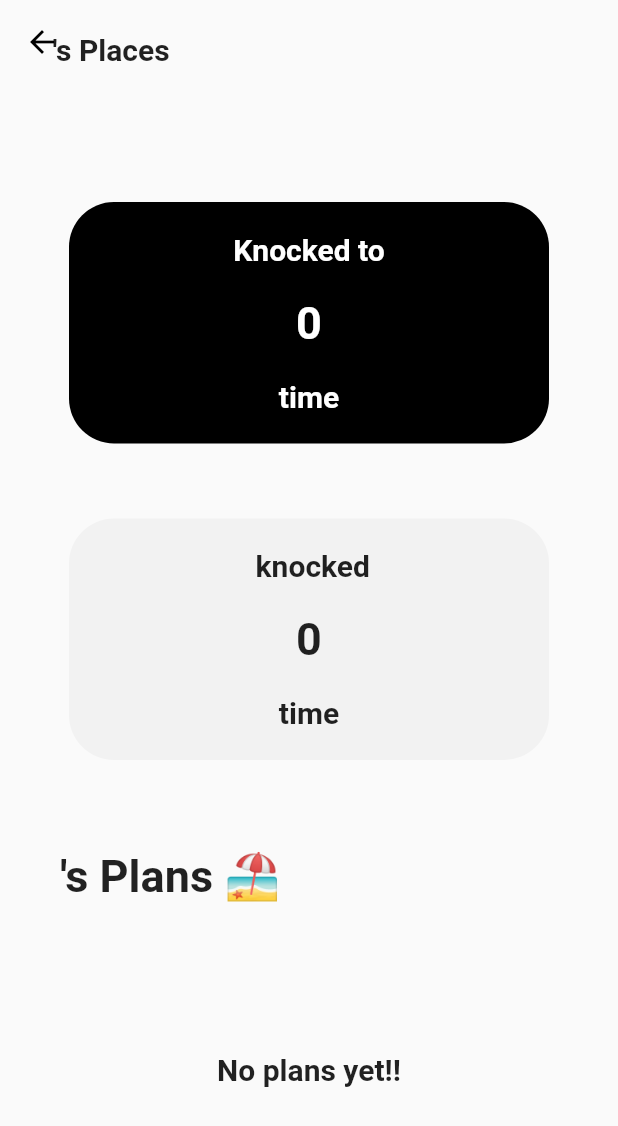
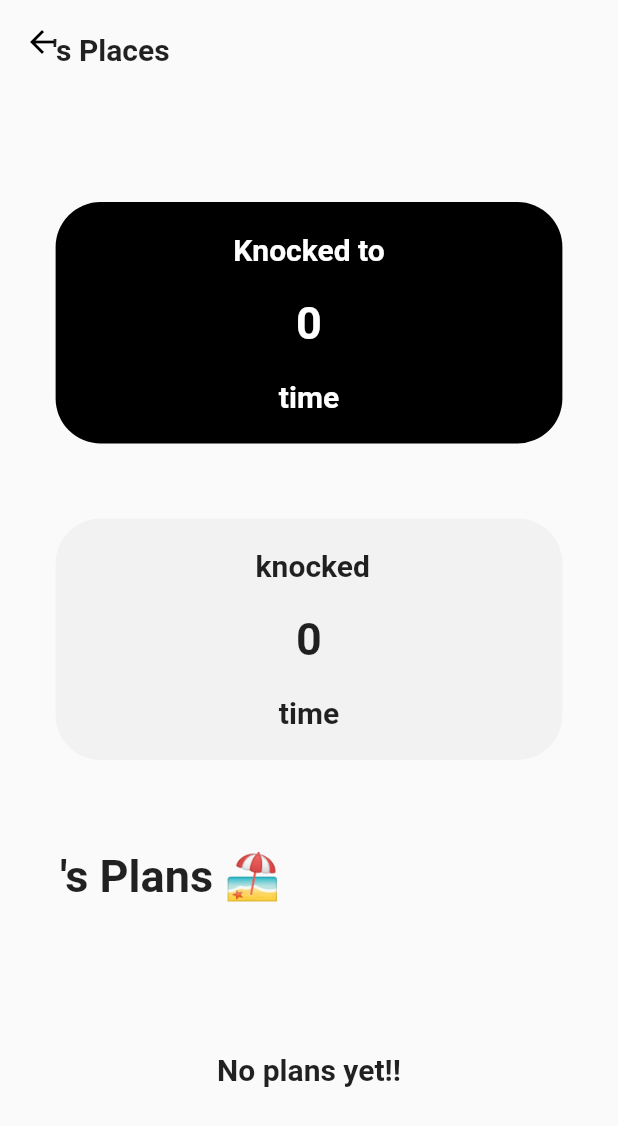
Before and after one commit to aoiorio/Travel-Knock, a Flutter app: the UserProfileScreen screen opened directly with empty values, scrolled down 488 dp, on a phone screen of 412 x 824 dp. Shown: the top 1126 px of the screen. Run offline on Flutter 3.47's test engine with Material 3 defaults, Android fonts, the phone set to English and light mode, and no system bars; our stand-ins replace cached_network_image, flutter_custom_clippers, flutter_dotenv, image_picker, rive, shared_preferences and 3 more; missing offline and left inert: flutter_appauth; accounts and stored records are empty; network calls fail.

Commit message:
supported: resonsive at userProfilePage and noLoginPage

```diff
--- a/lib/screens/profile/user_profile.dart
+++ b/lib/screens/profile/user_profile.dart
@@ -267,6 +267,9 @@ class _UserProfileScreenState extends State<UserProfileScreen> {
 
   @override
   Widget build(BuildContext context) {
+    final width = MediaQuery.of(context).size.width;
+    final height = MediaQuery.of(context).size.height;
+
     return Scaffold(
       appBar: AppBar(
         elevation: 0,
@@ -300,7 +303,7 @@ class _UserProfileScreenState extends State<UserProfileScreen> {
               clipBehavior: Clip.none,
               children: [
                 Transform.scale(
-                  scale: 1.4,
+                  scale: width >= 500 ? 1 : 1.4,
                   child: Container(
                     width: double.infinity,
                     height: MediaQuery.of(context).size.height / 3,
@@ -325,7 +328,7 @@ class _UserProfileScreenState extends State<UserProfileScreen> {
                   ),
                 ),
                 Positioned(
-                  top: 230,
+                  top: height >= 1000 ? height * 0.29 : height * 0.27, // 230
                   child: Container(
                     width: 100,
                     height: 100,
@@ -375,8 +378,8 @@ class _UserProfileScreenState extends State<UserProfileScreen> {
             const SizedBox(height: 30),
             Center(
               child: SizedBox(
-                width: 145,
-                height: 55,
+                width: 145, // 145
+                height: 55, // 55
                 child: _isLoading
                     ? Shimmer.fromColors(
                         baseColor: Colors.grey[300]!,
@@ -412,7 +415,11 @@ class _UserProfileScreenState extends State<UserProfileScreen> {
             ),
             Padding(
               padding: const EdgeInsets.only(
-                  top: 35, left: 35, bottom: 20, right: 10),
+                top: 35,
+                left: 35,
+                bottom: 20,
+                right: 10,
+              ),
               child: _isLoading
                   ? Shimmer.fromColors(
                       baseColor: Colors.grey[300]!,
@@ -444,7 +451,7 @@ class _UserProfileScreenState extends State<UserProfileScreen> {
                   )
                 : Container(
                     height: 50,
-                    width: 350,
+                    width: width,
                     padding: const EdgeInsets.only(left: 35),
                     child: ListView.builder(
                       shrinkWrap: true,
@@ -467,7 +474,7 @@ class _UserProfileScreenState extends State<UserProfileScreen> {
             Center(
               child: Container(
                 constraints: const BoxConstraints(minHeight: 160),
-                width: 320,
+                width: width * 0.82, // 320
                 decoration: BoxDecoration(
                   color: Colors.black,
                   borderRadius: BorderRadius.circular(30),
@@ -530,7 +537,7 @@ class _UserProfileScreenState extends State<UserProfileScreen> {
             Center(
               child: Container(
                 constraints: const BoxConstraints(minHeight: 160),
-                width: 320,
+                width: width * 0.82, // 320
                 decoration: BoxDecoration(
                   color: const Color(0xfff2f2f2),
                   borderRadius: BorderRadius.circular(30),
@@ -563,7 +570,9 @@ class _UserProfileScreenState extends State<UserProfileScreen> {
                           Text(
                             _userKnockedCount.toString(),
                             style: const TextStyle(
-                                fontSize: 30, fontWeight: FontWeight.bold),
+                              fontSize: 30,
+                              fontWeight: FontWeight.bold,
+                            ),
                           ),
                           Container(
                             padding: const EdgeInsets.only(top: 20, bottom: 20),
--- a/lib/screens/tabs.dart
+++ b/lib/screens/tabs.dart
@@ -44,7 +44,6 @@ class _TabsScreenState extends State<TabsScreen> {
   @override
   Widget build(BuildContext context) {
     final width = MediaQuery.of(context).size.width;
-    final height = MediaQuery.of(context).size.height;
 
     final supabase = Supabase.instance.client;
     return Scaffold(
@@ -123,7 +122,10 @@ class _TabsScreenState extends State<TabsScreen> {
               child: Column(
                 mainAxisAlignment: MainAxisAlignment.center,
                 children: [
-                  Image.asset('assets/images/no-knocked.PNG'),
+                  SizedBox(
+                    width: width >= 1000 ? width * 0.5 : width,
+                    child: Image.asset('assets/images/no-knocked.PNG'),
+                  ),
                   const Text(
                     'You should sign in!',
                     style: TextStyle(
@@ -144,18 +146,20 @@ class _TabsScreenState extends State<TabsScreen> {
                       ),
                       // DONE add feature that login with Google
                       onPressed: () {
-                        Navigator.of(context).pushReplacement(MaterialPageRoute(
-                          builder: (context) {
-                            return const LoginScreen();
-                          },
-                        ));
+                        Navigator.of(context).pushReplacement(
+                          MaterialPageRoute(
+                            builder: (context) {
+                              return const LoginScreen();
+                            },
+                          ),
+                        );
                       },
                       icon: SizedBox(
                         width: 30,
                         child: Container(
-                            padding: const EdgeInsets.only(right: 4),
-                            child:
-                                Image.asset('assets/images/google-logo.png')),
+                          padding: const EdgeInsets.only(right: 4),
+                          child: Image.asset('assets/images/google-logo.png'),
+                        ),
                       ),
                       label: const Text(
                         'Sign In With Google',
@@ -167,6 +171,7 @@ class _TabsScreenState extends State<TabsScreen> {
                       ),
                     ),
                   ),
+                  SizedBox(height: width >= 1000 ? 50 : 20)
                 ],
               ),
             )
```
